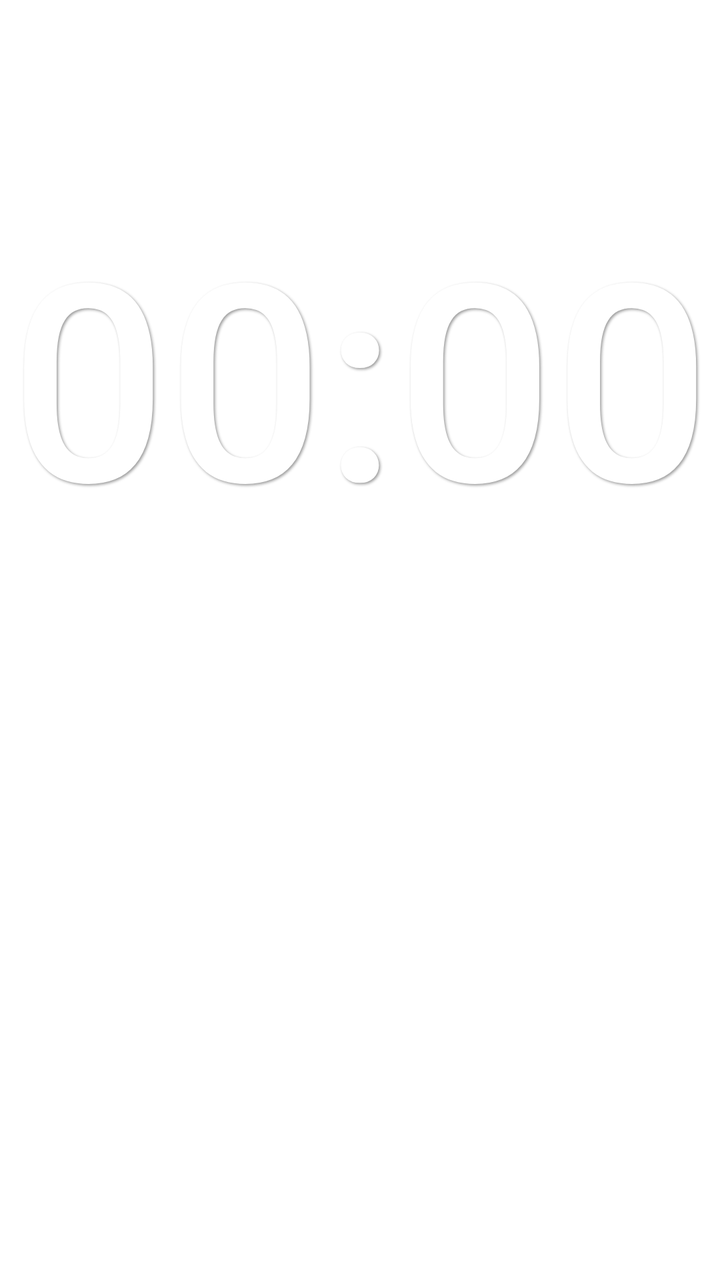
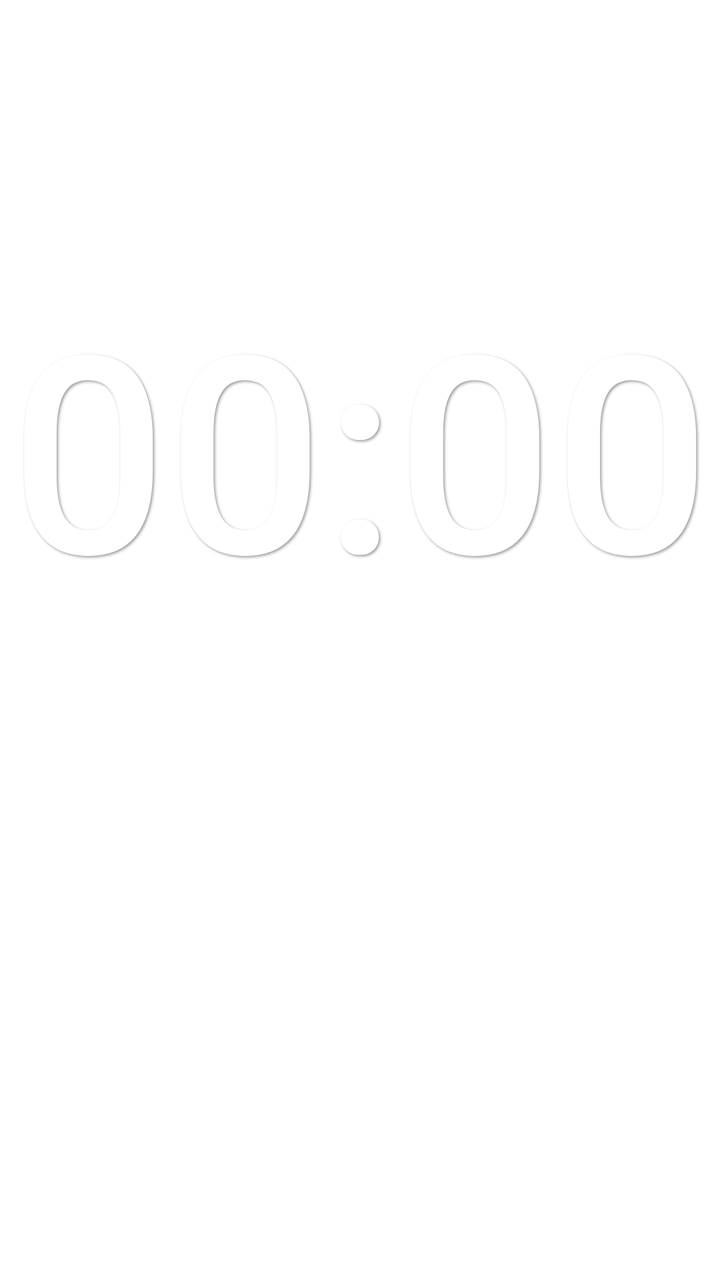

Compare the two renders of this Android layout. The source of the first and the diff that turns it into the second are given below.
<!-- AndroidManifest.xml: fallback theme Theme.MaterialComponents.DayNight.NoActionBar -->
<!-- res/layout/widget_clock.xml -->
<?xml version="1.0" encoding="utf-8"?>
<LinearLayout xmlns:android="http://schemas.android.com/apk/res/android"
    android:id="@+id/widget_root"
    android:layout_width="match_parent"
    android:layout_height="match_parent"
    android:gravity="center"
    android:orientation="vertical"
    android:padding="4dp">

    
    <TextClock
        android:id="@+id/txt_time"
        android:fontFamily="sans-serif-medium"
        android:layout_width="match_parent"
        android:layout_height="0dp"
        android:layout_weight="3"
        android:autoSizeMaxTextSize="300sp"
        android:autoSizeMinTextSize="8sp"
        android:autoSizeStepGranularity="1sp"
        android:autoSizeTextType="uniform"
        android:format12Hour="HH:mm"
        android:format24Hour="HH:mm"
        android:gravity="center"
        android:includeFontPadding="false"
        android:maxLines="1"
        android:shadowColor="#66000000"
        android:shadowDx="2"
        android:shadowDy="2"
        android:shadowRadius="3"
        android:textColor="#FFFFFF"
         />
     

    
    <TextView
        android:id="@+id/txt_date"
         android:fontFamily="sans-serif"
        android:layout_width="match_parent"
        android:layout_height="0dp"
        android:layout_weight="2"
        android:autoSizeMaxTextSize="200sp"
        android:autoSizeMinTextSize="6sp"
        android:autoSizeStepGranularity="1sp"
        android:autoSizeTextType="uniform"
        android:gravity="center"
        android:includeFontPadding="false"
        android:maxLines="1"
        android:shadowColor="#66000000"
        android:shadowDx="2"
        android:shadowDy="2"
        android:shadowRadius="3"
        android:textColor="#FFFFFF"
         />
     

</LinearLayout>
<!-- resources referenced by this layout -->
<resources>

</resources>

<!-- the commit's change to res/layout/widget_clock.xml (unified diff, before → after) -->
@@ -13,7 +13,7 @@
         android:fontFamily="sans-serif-medium"
         android:layout_width="match_parent"
         android:layout_height="0dp"
-        android:layout_weight="3"
+        android:layout_weight="5"
         android:autoSizeMaxTextSize="300sp"
         android:autoSizeMinTextSize="8sp"
         android:autoSizeStepGranularity="1sp"
